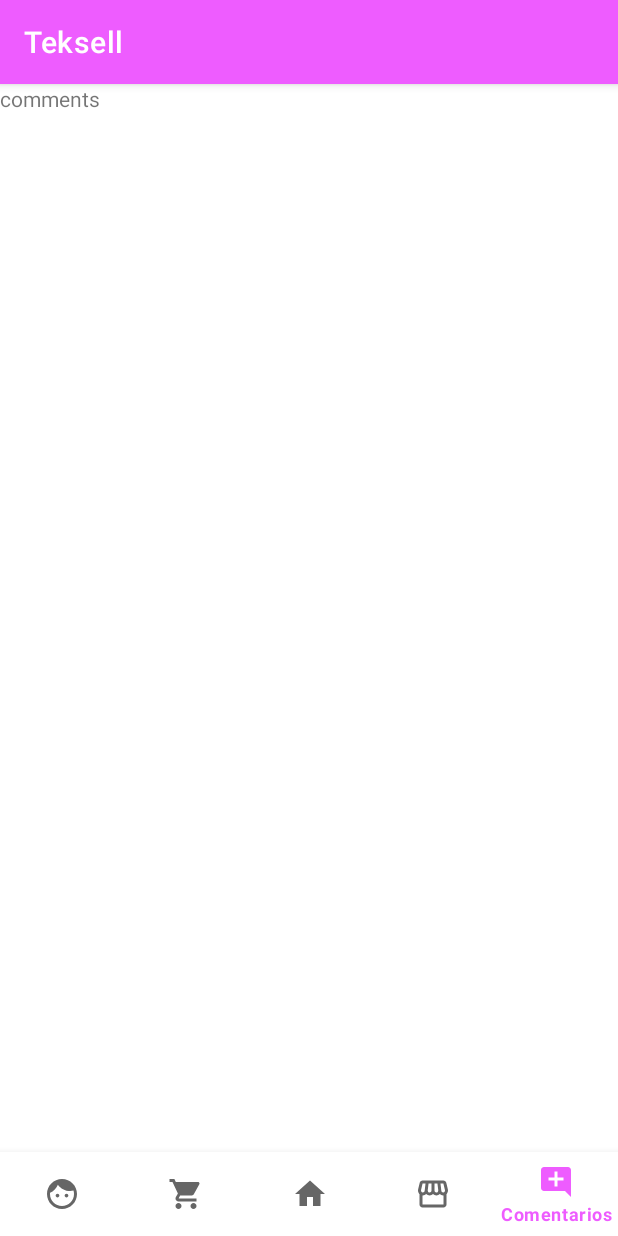
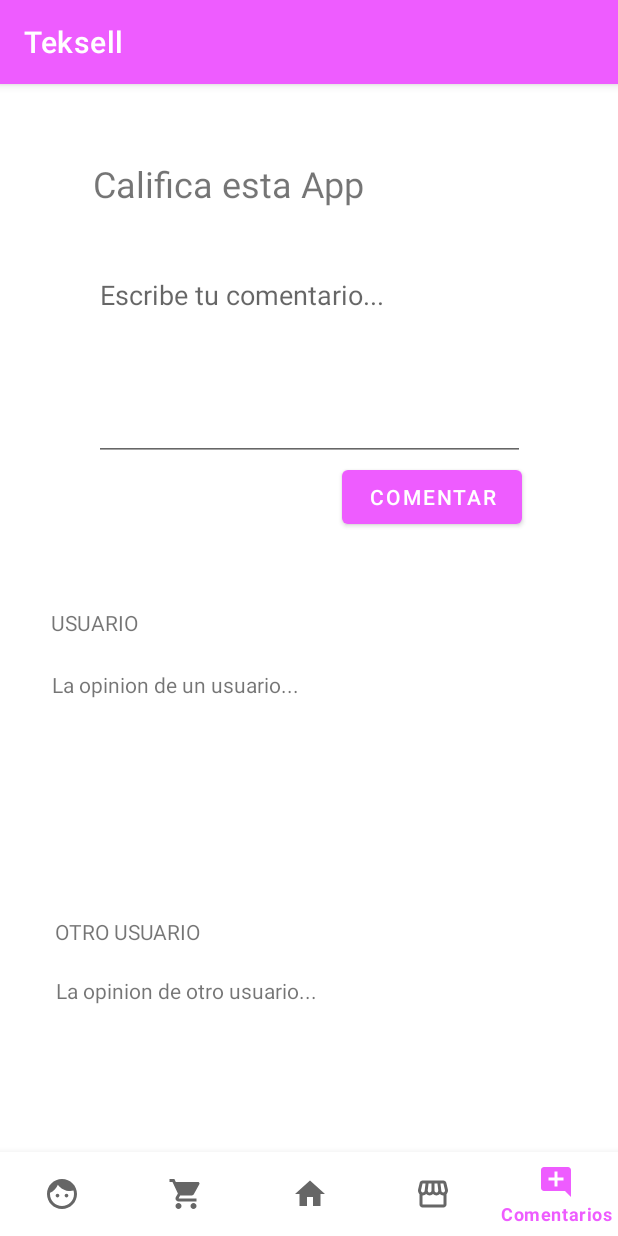
Before and after one commit to cauchomono/tienda, an Android app: the ComentsFragment screen opened through its navigation route, on a phone screen of 412 x 824 dp. Run offline under Robolectric (Android 15) with nearby library versions, the phone set to English and light mode, and no system bars; our stand-ins replace navigation-ui.

Commit message:
add Fragmento de comentarios

```diff
--- a/app/src/main/res/layout/fragment_comments.xml
+++ b/app/src/main/res/layout/fragment_comments.xml
@@ -1,14 +1,112 @@
 <?xml version="1.0" encoding="utf-8"?>
-<FrameLayout xmlns:android="http://schemas.android.com/apk/res/android"
+<androidx.constraintlayout.widget.ConstraintLayout xmlns:android="http://schemas.android.com/apk/res/android"
+    xmlns:app="http://schemas.android.com/apk/res-auto"
     xmlns:tools="http://schemas.android.com/tools"
+    android:id="@+id/frameLayout2"
     android:layout_width="match_parent"
     android:layout_height="match_parent"
+    android:background="@color/primaryTextColor"
     tools:context=".ui.fragments.ComentsFragment">
 
-    <!-- TODO: Update blank fragment layout -->
+
     <TextView
-        android:layout_width="match_parent"
-        android:layout_height="match_parent"
-        android:text="comments" />
+        android:id="@+id/textView6"
+        android:layout_width="283dp"
+        android:layout_height="38dp"
+        android:layout_marginTop="50dp"
+        android:text="Califica esta App"
+        android:textSize="24sp"
+        app:layout_constraintEnd_toEndOf="parent"
+        app:layout_constraintHorizontal_bias="0.484"
+        app:layout_constraintStart_toStartOf="parent"
+        app:layout_constraintTop_toTopOf="parent"
+        tools:layout_conversion_absoluteHeight="36dp"
+        tools:layout_conversion_absoluteWidth="322dp" />
 
-</FrameLayout>
+    <com.google.android.material.textfield.TextInputEditText
+        android:id="@+id/textInputEditText2"
+        android:layout_width="287dp"
+        android:layout_height="133dp"
+        android:layout_marginBottom="456dp"
+        android:gravity="top"
+        android:hint="Escribe tu comentario..."
+        app:layout_constraintBottom_toBottomOf="parent"
+        app:layout_constraintEnd_toEndOf="parent"
+        app:layout_constraintStart_toStartOf="parent"
+        app:layout_constraintTop_toBottomOf="@+id/textView6"
+        app:layout_constraintVertical_bias="0.333"
+        tools:layout_conversion_absoluteHeight="141dp"
+        tools:layout_conversion_absoluteWidth="325dp" />
+
+    <Button
+        android:id="@+id/button"
+        android:layout_width="120dp"
+        android:layout_height="48dp"
+        android:layout_marginStart="228dp"
+        android:text="Comentar"
+        app:layout_constraintStart_toStartOf="parent"
+        app:layout_constraintTop_toBottomOf="@+id/textInputEditText2" />
+
+    <ScrollView
+        android:id="@+id/scrollView3"
+        android:layout_width="0dp"
+        android:layout_height="0dp"
+        app:layout_constraintBottom_toBottomOf="parent"
+        app:layout_constraintEnd_toEndOf="parent"
+        app:layout_constraintStart_toStartOf="parent"
+        app:layout_constraintTop_toBottomOf="@+id/button"
+        app:layout_constraintVertical_bias="1.0">
+
+        <androidx.constraintlayout.widget.ConstraintLayout
+            android:id="@+id/linearLayout3"
+            android:layout_width="match_parent"
+            android:layout_height="wrap_content">
+
+            <TextView
+                android:id="@+id/textView"
+                android:layout_width="341dp"
+                android:layout_height="124dp"
+                android:layout_marginTop="224dp"
+                android:text="La opinion de otro usuario..."
+                app:layout_constraintEnd_toEndOf="parent"
+                app:layout_constraintHorizontal_bias="0.528"
+                app:layout_constraintStart_toStartOf="parent"
+                app:layout_constraintTop_toBottomOf="@+id/textView10" />
+
+            <TextView
+                android:id="@+id/textView3"
+                android:layout_width="344dp"
+                android:layout_height="21dp"
+                android:layout_marginTop="256dp"
+                android:text="OTRO USUARIO"
+                app:layout_constraintEnd_toEndOf="parent"
+                app:layout_constraintHorizontal_bias="0.537"
+                app:layout_constraintStart_toStartOf="parent"
+                app:layout_constraintTop_toTopOf="parent" />
+
+            <TextView
+                android:id="@+id/textView10"
+                android:layout_width="344dp"
+                android:layout_height="21dp"
+                android:layout_marginTop="50dp"
+                android:text="USUARIO"
+                app:layout_constraintEnd_toEndOf="parent"
+                app:layout_constraintStart_toStartOf="parent"
+                app:layout_constraintTop_toTopOf="parent" />
+
+            <TextView
+                android:id="@+id/textView13"
+                android:layout_width="341dp"
+                android:layout_height="124dp"
+                android:layout_marginTop="20dp"
+                android:text="La opinion de un usuario..."
+                app:layout_constraintEnd_toEndOf="parent"
+                app:layout_constraintHorizontal_bias="0.492"
+                app:layout_constraintStart_toStartOf="parent"
+                app:layout_constraintTop_toBottomOf="@+id/textView10" />
+
+        </androidx.constraintlayout.widget.ConstraintLayout>
+    </ScrollView>
+
+
+</androidx.constraintlayout.widget.ConstraintLayout>
```
